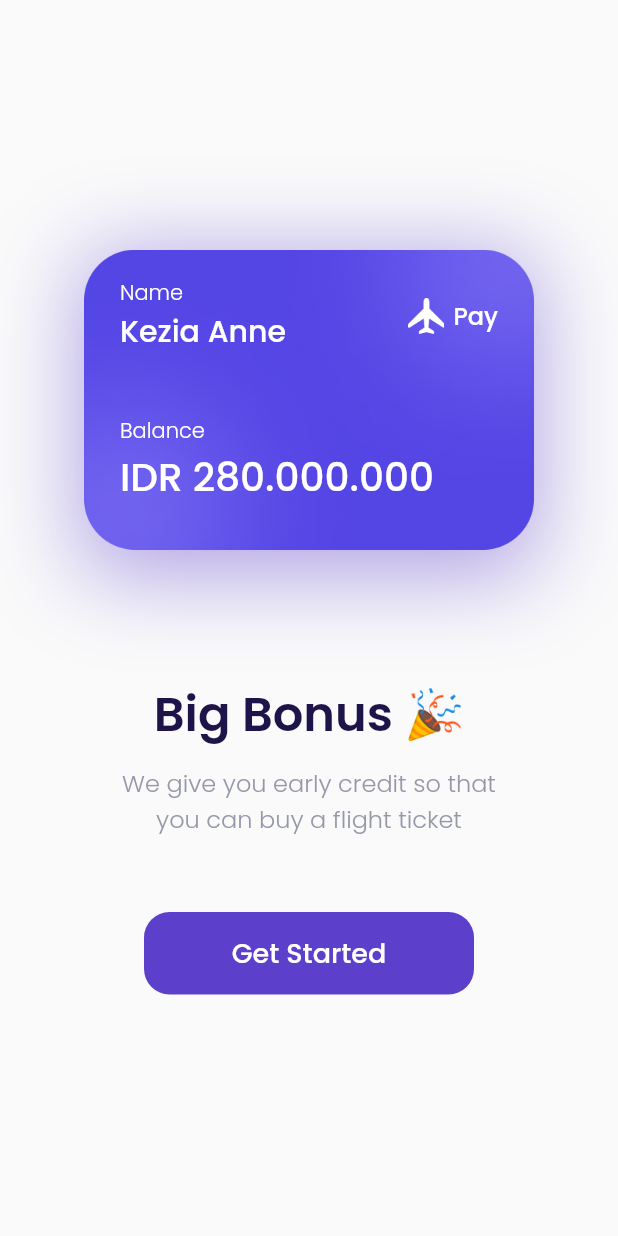
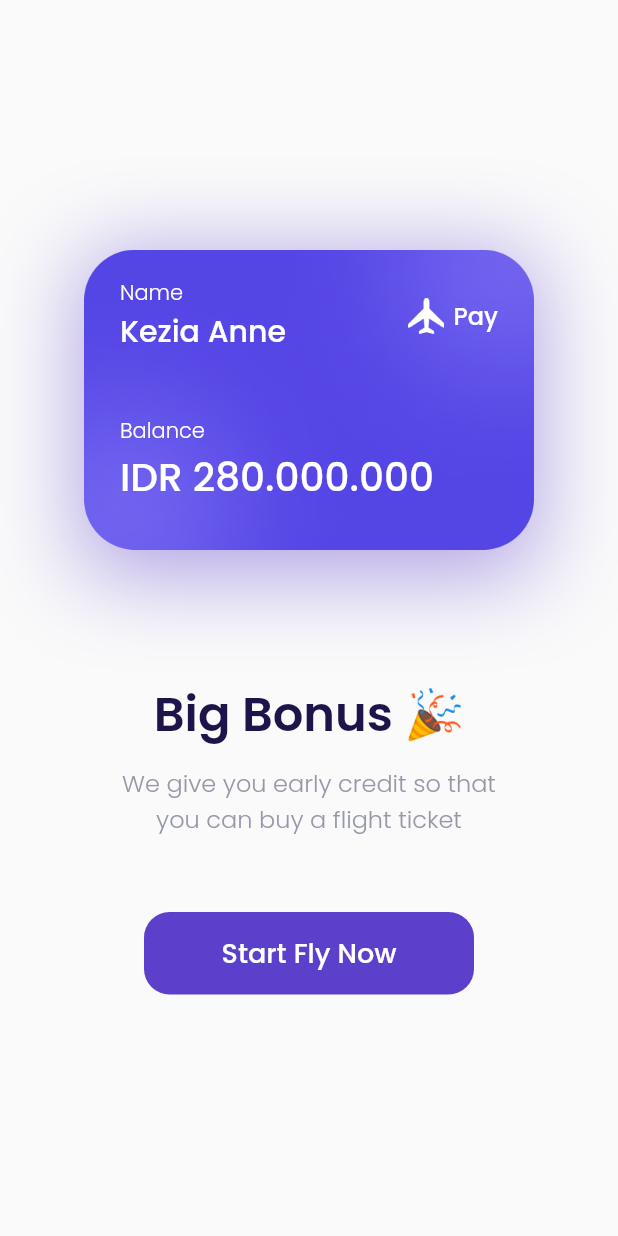
Before and after one commit to HarunNurahman/book-inn-air, a Flutter app: the BonusPage screen opened by its route, on a phone screen of 412 x 824 dp. Run offline on Flutter 3.47's test engine with Material 2 defaults, Android fonts, the phone set to English and light mode, and no system bars; our stand-ins replace device_preview, google_fonts.

Commit message:
Additional Changes

```diff
--- a/lib/pages/bonus_page.dart
+++ b/lib/pages/bonus_page.dart
@@ -123,7 +123,7 @@ class BonusPage extends StatelessWidget {
             _bonusTitle(),
             _bonusSubtitle(),
             CustomButton(
-              title: 'Get Started',
+              title: 'Start Fly Now',
               margin: const EdgeInsets.only(top: 50),
               width: 220,
               onPressed: (() {
```
